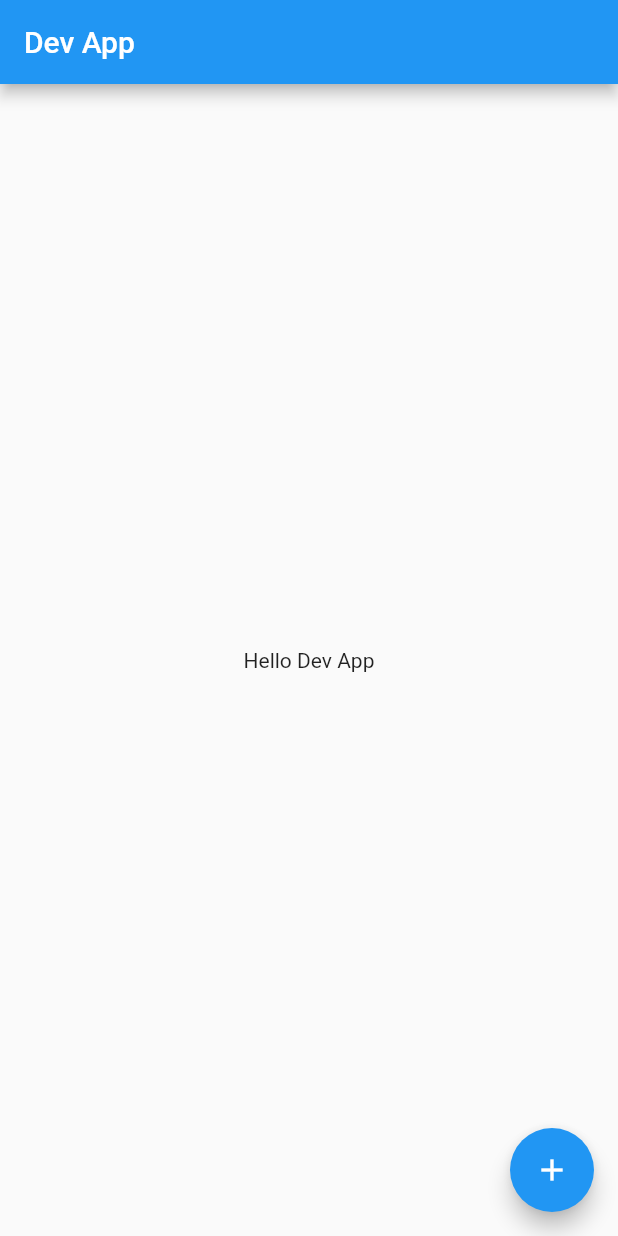
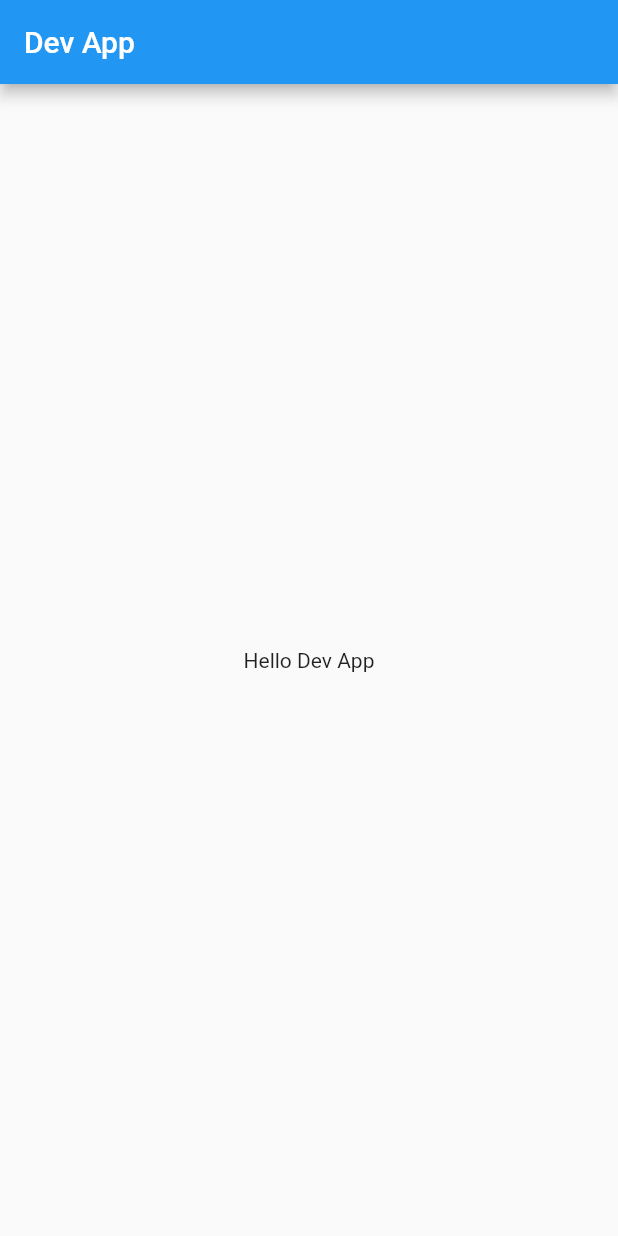
Before and after one commit to shahi5472/Flutter-Flavor-Example, a Flutter app: the screen it shows after launch, on a phone screen of 412 x 824 dp. Run offline on Flutter 3.47's test engine with Material 2 defaults, Android fonts, the phone set to English and light mode, and no system bars.

Commit message:
firebase service implement in flavor done

```diff
--- a/lib/app.dart
+++ b/lib/app.dart
@@ -10,11 +10,10 @@ class App extends StatelessWidget {
     return MaterialApp(
       title: F.title,
       theme: ThemeData(
-        primarySwatch:
-            F.currentFlavour == Flavor.DEV ? Colors.blue : Colors.deepPurple,
+        primarySwatch: Colors.blue,
       ),
       home: _flavorBanner(
-        child: const MyHomePage(),
+        child: MyHomePage(),
         show: kDebugMode,
       ),
     );
@@ -27,15 +26,16 @@ class App extends StatelessWidget {
       show
           ? Banner(
         child: child,
-              location: BannerLocation.topEnd,
+        location: BannerLocation.topStart,
         message: F.name,
         color: Colors.green.withOpacity(0.6),
-              textStyle: const TextStyle(
+        textStyle: TextStyle(
             fontWeight: FontWeight.w700,
             fontSize: 12.0,
-                letterSpacing: 1.0,
-              ),
+            letterSpacing: 1.0),
         textDirection: TextDirection.ltr,
       )
-          : child;
+          : Container(
+        child: child,
+      );
 }
--- a/lib/flavors.dart
+++ b/lib/flavors.dart
@@ -7,8 +7,6 @@ class F {
   static Flavor? appFlavor;
 
   static String get name => appFlavor?.name ?? '';
-
-  static Flavor get currentFlavour => appFlavor!;
 
   static String get title {
     switch (appFlavor) {
--- a/lib/pages/my_home_page.dart
+++ b/lib/pages/my_home_page.dart
@@ -2,8 +2,6 @@ import 'package:flutter/material.dart';
 import '../flavors.dart';
 
 class MyHomePage extends StatelessWidget {
-  const MyHomePage({Key? key}) : super(key: key);
-
   @override
   Widget build(BuildContext context) {
     return Scaffold(
@@ -15,10 +13,6 @@ class MyHomePage extends StatelessWidget {
           'Hello ${F.title}',
         ),
       ),
-      floatingActionButton: FloatingActionButton(
-        onPressed: () {},
-        child: const Icon(Icons.add),
-      ),
     );
   }
 }
--- a/pubspec.yaml
+++ b/pubspec.yaml
@@ -52,6 +52,8 @@ flavorizr:
 
       android:
         applicationId: "com.shahi.flutter_flavor.prod"
+        firebase:
+          config: "/Users/shahi/Desktop/Flutter Projects/flutter_flavor_example/config/android/prod/google-services.json"
 
       ios:
         bundleId: "com.shahi.flutter_flavor.prod"
@@ -62,5 +64,8 @@ flavorizr:
 
       android:
         applicationId: "com.shahi.flutter_flavor.dev"
+        firebase:
+          config: "/Users/shahi/Desktop/Flutter Projects/flutter_flavor_example/config/android/dev/google-services.json"
+
       ios:
         bundleId: "com.shahi.flutter_flavor.dev"
```
Also changed, not shown: 7 other files. Lines whose indentation alone changed are shown as unchanged.
